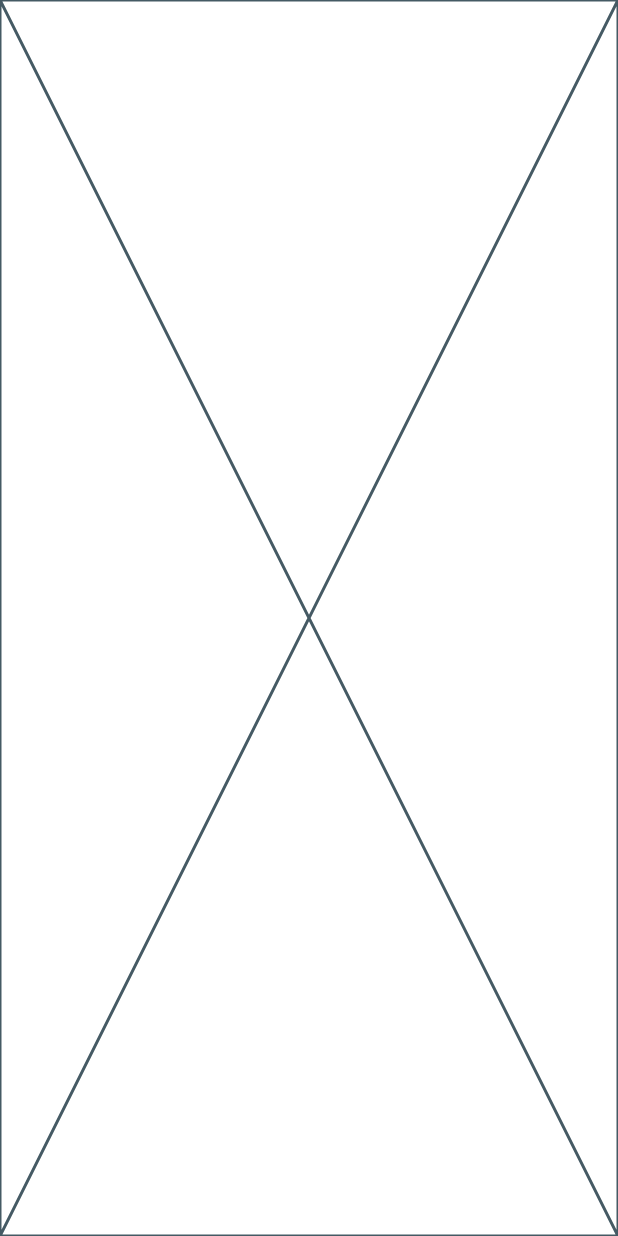
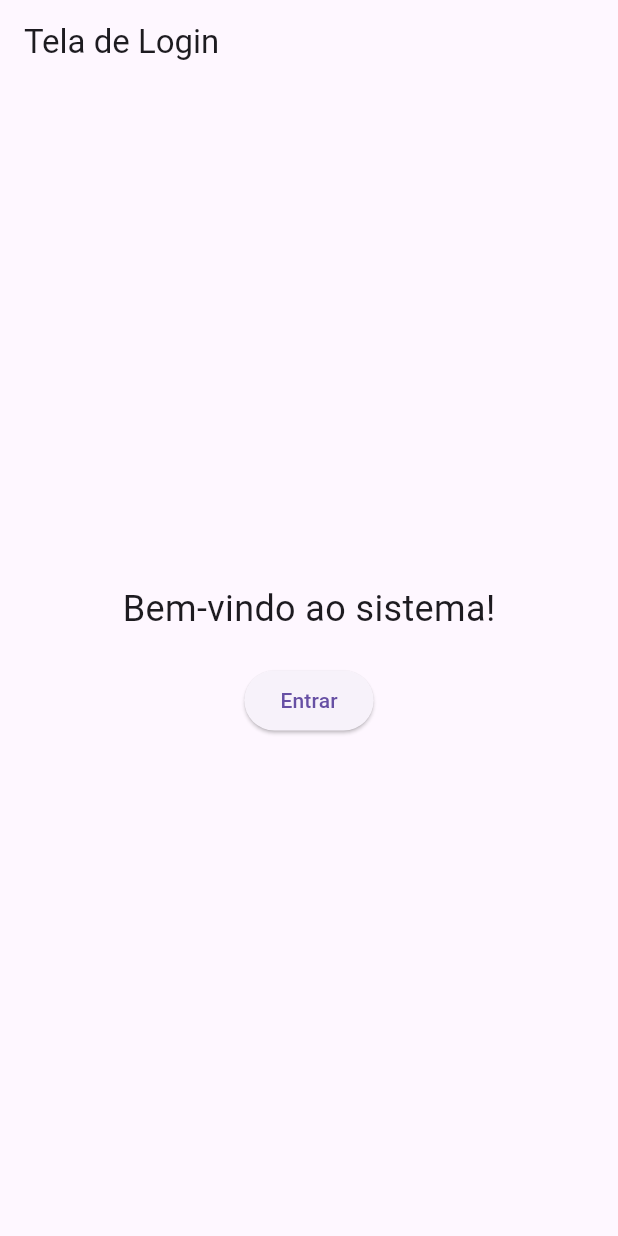
Before and after one commit to gustavodovale/Projeto_flutter_Teste, a Flutter app: the screen it shows after launch, on a phone screen of 412 x 824 dp. Run offline on Flutter 3.47's test engine with Material 3 defaults, Android fonts, the phone set to English and light mode, and no system bars.

Commit message:
Codigo generico para tela login

```diff
--- a/lib/pages/tela_login.dart
+++ b/lib/pages/tela_login.dart
@@ -5,6 +5,32 @@ class LoginPage extends StatelessWidget {
 
   @override
   Widget build(BuildContext context) {
-    return const Placeholder();
+    return MaterialApp(
+      title: 'Sistema do aplicativo',
+      home: Scaffold(
+        appBar: AppBar(
+          title: const Text('Tela de Login'),
+        ),
+        body: Center(
+          child: Column(
+            mainAxisAlignment: MainAxisAlignment.center,
+            children: <Widget>[
+              const Text(
+                'Bem-vindo ao sistema!',
+                style: TextStyle(fontSize: 24),
+              ),
+              const SizedBox(height: 20),
+              ElevatedButton(
+                onPressed: () {
+                  // Navegar para a tela inicial
+                  Navigator.pushReplacementNamed(context, '/home');
+                },
+                child: const Text('Entrar'),
+              ),
+            ],
+          ),
+        ),
+      ),
+    );
   }
 }
```
